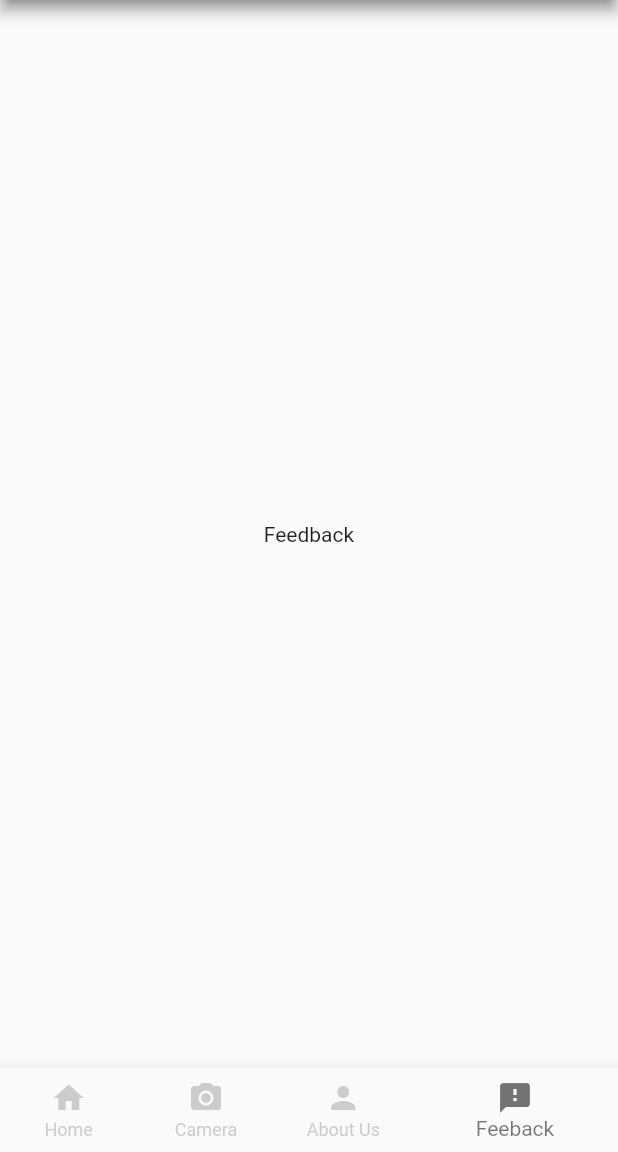
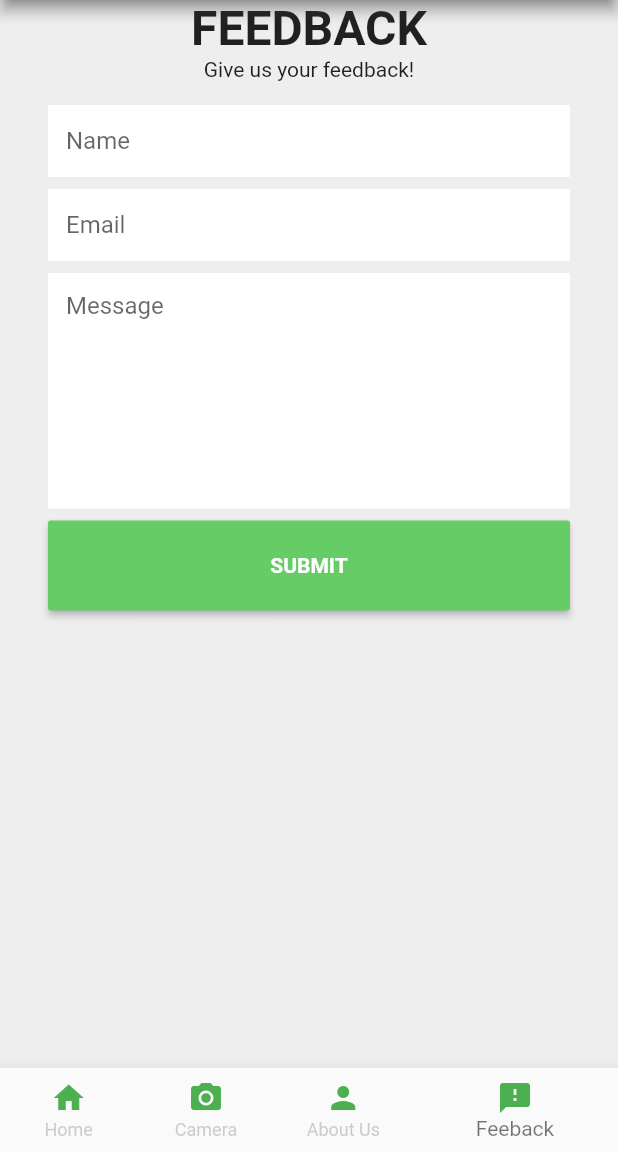
Before and after one commit to Checkerface230/picleaf_flutter, a Flutter app: the screen it shows after launch, item 4 of the bottom bar chosen, on a phone screen of 412 x 824 dp, the part 84-1236 px from its top. Run offline on Flutter 3.47's test engine with Material 2 defaults, Android fonts, the phone set to English and light mode, and no system bars.

Commit message:
1st update sa feedback page & color change icons

```diff
--- a/lib/nav_pages/feedBack.dart
+++ b/lib/nav_pages/feedBack.dart
@@ -29,9 +29,67 @@ class _feedbackPageState extends State<feedbackPage> {
         ),
 
         //body of the application
+        backgroundColor: Color(0xffeeeeee),
         body: Center(
-        child: Text("Feedback"),
+          child: Column(
+            crossAxisAlignment: CrossAxisAlignment.center,
+            children: <Widget>[
+              Text(
+                "FEEDBACK",
+                style: TextStyle(
+                  fontSize: 32.0,
+                  fontWeight: FontWeight.bold,
                 ),
-    );
+              ),
+              Text("Give us your feedback!"),
+              Padding(
+                padding: const EdgeInsets.symmetric(horizontal: 32.0),
+                child: Column(
+                  children: <Widget>[
+                    SizedBox(height: 16.0),
+                    TextField(
+                      decoration: InputDecoration(
+                          filled: true,
+                          fillColor: Colors.white,
+                          hintText: "Name",
+                          border: InputBorder.none),
+                    ),
+                    SizedBox(height: 8.0),
+                    TextField(
+                      decoration: InputDecoration(
+                        filled: true,
+                        fillColor: Colors.white,
+                        hintText: "Email",
+                        border: InputBorder.none,
+                      ),
+                    ),
+                    SizedBox(height: 8.0),
+                    TextField(
+                      maxLines: 7,
+                      decoration: InputDecoration(
+                        filled: true,
+                        fillColor: Colors.white,
+                        hintText: "Message",
+                        border: InputBorder.none,
+                      ),
+                    ),
+                    SizedBox(height: 8.0),
+                    MaterialButton(
+                      height: 60.0,
+                      minWidth: double.infinity,
+                      color: Color.fromRGBO(102, 204, 102, 100),
+                      onPressed: () {},
+                      child: Text("SUBMIT",
+                          style: TextStyle(
+                            fontWeight: FontWeight.bold,
+                            color: Colors.white,
+                          )),
+                    )
+                  ],
+                ),
+              ),
+            ],
+          ),
+        ));
   }
 }
--- a/lib/nav_pages/mainPage.dart
+++ b/lib/nav_pages/mainPage.dart
@@ -39,19 +39,31 @@ class _mainPageState extends State<mainPage> {
         showUnselectedLabels: true,
         items: const [
           BottomNavigationBarItem(
-            icon: Icon(Icons.home),
+            icon: Icon(
+              Icons.home,
+              color: Colors.green,
+            ),
             label: 'Home',
           ), //Home
           BottomNavigationBarItem(
-            icon: Icon(Icons.camera_alt),
+            icon: Icon(
+              Icons.camera_alt,
+              color: Colors.green,
+            ),
             label: 'Camera',
           ),
           BottomNavigationBarItem(
-            icon: Icon(Icons.person),
+            icon: Icon(
+              Icons.person,
+              color: Colors.green,
+            ),
             label: 'About Us',
           ),
           BottomNavigationBarItem(
-            icon: Icon(Icons.feedback),
+            icon: Icon(
+              Icons.feedback,
+              color: Colors.green,
+            ),
             label: 'Feeback',
           ),
         ],
```
Lines whose indentation alone changed are shown as unchanged.
